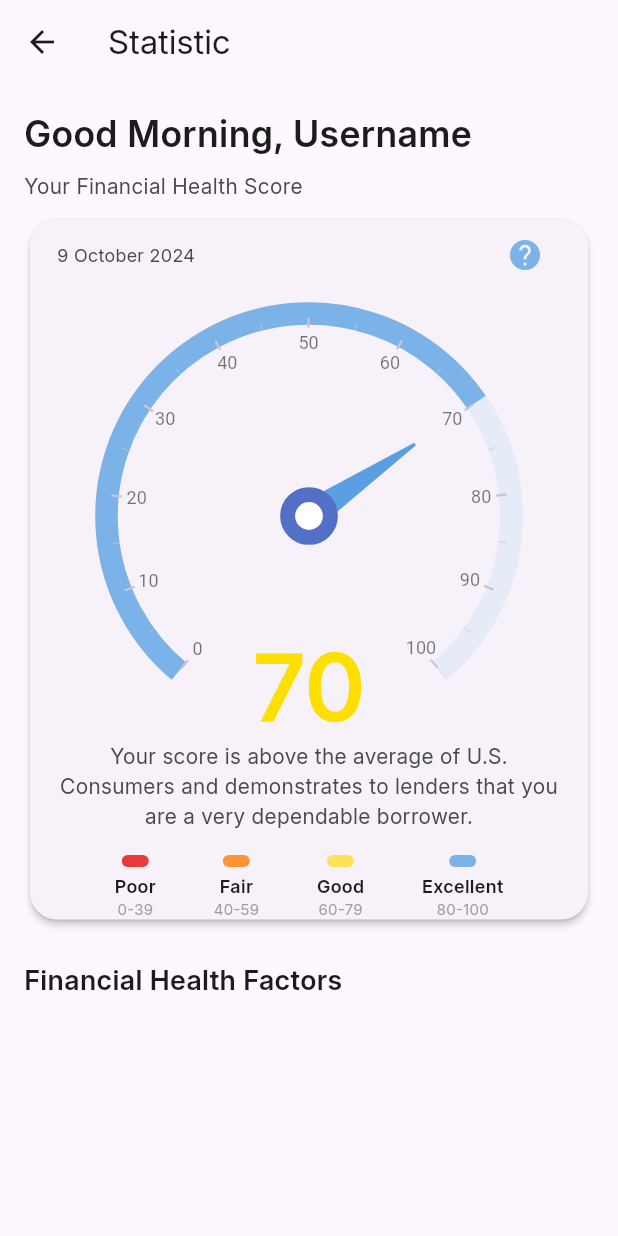
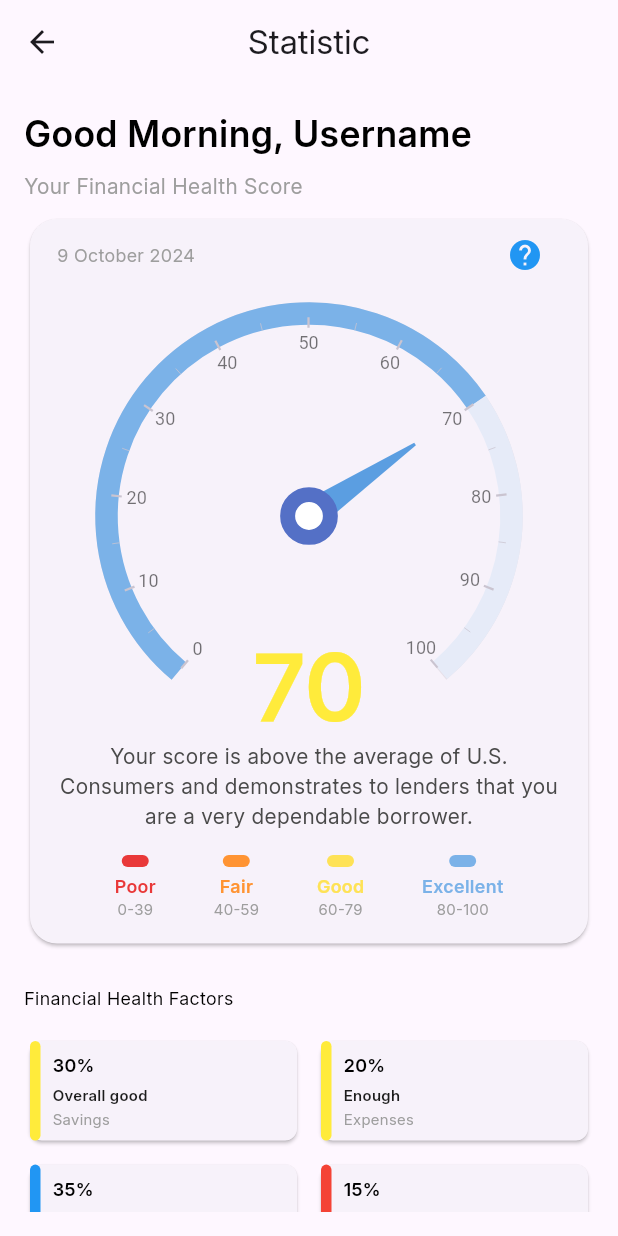
Before and after one commit to RivaldoPardede/Expenser-Mobile, a Flutter app: the StatisticPage screen opened directly, after a tap on the "help" icon, on a phone screen of 412 x 824 dp. Run offline on Flutter 3.47's test engine with Material 3 defaults, Android fonts, the phone set to English and light mode, and no system bars; drawn by our look-alikes of syncfusion_flutter_gauges; our stand-ins replace cloud_firestore, firebase_auth, firebase_core, fl_chart, flutter_svg, google_sign_in; missing offline and left inert: currency_picker, currency_textfield; accounts and stored records are empty; generated files the repository leaves out were written again.

Commit message:
feat: create earnings layout

```diff
--- a/lib/styles/color.dart
+++ b/lib/styles/color.dart
@@ -5,3 +5,4 @@ Color black = const Color(0xff1C1C1C);
 Color blue  = const Color(0xff4391DE);
 Color grey = const Color(0xff4A4A4A);
 Color white = const Color(0xffFFFFFF);
+Color yellow = const Color(0xfffedf00);
--- a/lib/views/statistic/statistic_page.dart
+++ b/lib/views/statistic/statistic_page.dart
@@ -1,7 +1,6 @@
+import 'package:final_project/views/statistic/widgets/financial_health_score.dart';
 import 'package:flutter/material.dart';
-import 'package:syncfusion_flutter_gauges/gauges.dart';
-
-import '../home/home_page.dart';
+import './widgets/financial_factor_card.dart';
 
 class StatisticPage extends StatefulWidget {
   const StatisticPage({super.key});
@@ -16,6 +15,7 @@ class _StatisticPageState extends State<StatisticPage> {
     return Scaffold(
       appBar: AppBar(
         title: const Text("Statistic"),
+        centerTitle: true,
         leading: IconButton(
           icon: const Icon(Icons.arrow_back),
           onPressed: () {
@@ -35,160 +35,55 @@ class _StatisticPageState extends State<StatisticPage> {
                   style: TextStyle(
                       fontSize: 24,
                       fontWeight: FontWeight.bold,
-                      color: Color(0xFF1C1C1C)
+                      color: Colors.black
                   ),
                 ),
                 const SizedBox(height: 8),
                 const Text(
                   "Your Financial Health Score",
-                  style: TextStyle(fontSize: 14, color: Color(0xFF4A4A4A)),
+                  style: TextStyle(fontSize: 14, color: Colors.grey),
                 ),
                 const SizedBox(height: 8),
-                _buildFinancialHealthScoreGauge(),
+                financialHealthScore(),
                 const SizedBox(height: 24),
                 const Text(
                   "Financial Health Factors",
-                  style: TextStyle(fontSize: 18, fontWeight: FontWeight.bold),
+                  style: TextStyle(fontSize: 12, color: Colors.black),
                 ),
-              ],
+                const SizedBox(height: 16),
+                financialFactorCard(),
+                const SizedBox(height: 16),
+                Padding(
+                  padding: const EdgeInsets.symmetric(
+                      horizontal: 16.0, vertical: 16.0),
+                  child: ElevatedButton(
+                    onPressed: () {
+                      // TODO: Implement financial history action
+                    },
+                    style: ElevatedButton.styleFrom(
+                      backgroundColor: const Color(0xFF4391DE),
+                      shape: RoundedRectangleBorder(
+                        borderRadius: BorderRadius.circular(34),
                       ),
-          )
+                      padding: const EdgeInsets.symmetric(vertical: 16),
                     ),
-      )
-    );
-  }
-
-  Widget _buildFinancialHealthScoreGauge() {
-    return Card(
-      shape: RoundedRectangleBorder(borderRadius: BorderRadius.circular(18)),
-      elevation: 2,
-      child: Padding(
-        padding: const EdgeInsets.symmetric(horizontal: 18.0),
-        child: Column(
-          children: [
-            Row(
-              mainAxisAlignment: MainAxisAlignment.spaceBetween,
-              children: [
-                const Text(
-                  "9 October 2024",
-                  style: TextStyle(fontSize: 12, color: Color(0xFF4A4A4A)),
-                ),
-                IconButton(
-                  icon: const Icon(Icons.help_outlined, color: Color(0xFF7BB2E8)),
-                  onPressed: () {
-                    // Implement help action
-                  },
-                ),
-              ],
-            ),
-            SizedBox(
-              width: 300,
-              height: 300,
-              child: SfRadialGauge(
-                axes: <RadialAxis>[
-                  RadialAxis(
-                    minimum: 0,
-                    maximum: 100.1,
-                    ranges: <GaugeRange>[
-                      GaugeRange(
-                        startValue: 0,
-                        endValue: 70,
-                        color: const Color(0xFF7BB2E8),
-                        startWidth: 15,
-                        endWidth: 15,
-                      ),
-                      GaugeRange(
-                        startValue: 70,
-                        endValue: 100,
-                        color: const Color(0xFFE6EBF8),
-                        startWidth: 15,
-                        endWidth: 15,
-                      ),
-                    ],
-                    pointers: const <GaugePointer>[
-                      NeedlePointer(
-                        value: 70, // Financial score
-                        needleColor: Color(0xFF5B9EE1),
-                        knobStyle: KnobStyle(
+                    child: const Center(
+                      child: Text(
+                        "Financial History",
+                        style: TextStyle(
+                          fontSize: 16,
+                          fontWeight: FontWeight.w600,
                           color: Colors.white,
-                          borderColor: Color(0xFF5470C6),
-                          borderWidth: 0.07,
-                          knobRadius: 0.1,
                         ),
                       ),
-                    ],
-                    annotations: const <GaugeAnnotation>[
-                      GaugeAnnotation(
-                        widget: Text(
-                          '70',
-                          style: TextStyle(
-                            fontSize: 62,
-                            fontWeight: FontWeight.bold,
-                            color: Color(0xFFFEDF00),
                     ),
-                        ),
-                        positionFactor: 0.8,
-                        angle: 90,
-                      ),
-                    ],
-                    showLabels: true,
-                    showTicks: true,
-                    labelOffset: 10,
-                    axisLabelStyle: const GaugeTextStyle(
-                      fontSize: 12,
-                      color: Colors.black54,
                   ),
                 ),
               ],
             ),
           ),
-            const Text(
-              "Your score is above the average of U.S. Consumers and demonstrates to lenders that you are a very dependable borrower.",
-              textAlign: TextAlign.center,
-              style: TextStyle(fontSize: 14, color: Color(0xFF4A4A4A)),
-            ),
-            const SizedBox(height: 16),
-            _buildScoreLegend(),
-          ],
         ),
       ),
     );
   }
-
-  Widget _buildScoreLegend() {
-    final legendItems = [
-      {"label": "Poor", "color": const Color(0xFFE93939), "range": "0-39"},
-      {"label": "Fair", "color": const Color(0xFFFF9433), "range": "40-59"},
-      {"label": "Good", "color": const Color(0xFFFEE256), "range": "60-79"},
-      {"label": "Excellent", "color": const Color(0xFF7BB2E8), "range": "80-100"},
-    ];
-
-    return Row(
-      mainAxisAlignment: MainAxisAlignment.spaceEvenly,
-      children: legendItems.map((item) {
-        return Column(
-          children: [
-            Container(
-              width: 18,
-              height: 8,
-              decoration: BoxDecoration(
-                color: item["color"] as Color,
-                shape: BoxShape.rectangle,
-                borderRadius: BorderRadius.circular(4),
-              ),
-            ),
-            const SizedBox(height: 4),
-            Text(
-              item["label"] as String,
-              style: const TextStyle(fontSize: 12, fontWeight: FontWeight.bold),
-            ),
-            Text(
-              item["range"] as String,
-              style: const TextStyle(fontSize: 10, color: Colors.grey),
-            ),
-          ],
-        );
-      }).toList(),
-    );
 }
-}
--- a/lib/views/statistic/widgets/financial_factor_card.dart
+++ b/lib/views/statistic/widgets/financial_factor_card.dart
@@ -0,0 +1,76 @@
+import 'package:flutter/material.dart';
+
+Widget financialFactorCard() {
+  final factors = [
+    {"label": "Savings", "percentage": "30%", "status": "Overall good", "color": Colors.yellow},
+    {"label": "Expenses", "percentage": "20%", "status": "Enough", "color": Colors.yellow},
+    {"label": "Investments", "percentage": "35%", "status": "So Good", "color": Colors.blue},
+    {"label": "Debt", "percentage": "15%", "status": "Needs Attention", "color": Colors.red},
+  ];
+
+  return GridView.builder(
+    shrinkWrap: true,
+    physics: const NeverScrollableScrollPhysics(),
+    gridDelegate: const SliverGridDelegateWithFixedCrossAxisCount(
+      crossAxisCount: 2,
+      childAspectRatio: 2.5,
+      crossAxisSpacing: 8,
+      mainAxisSpacing: 8,
+    ),
+    itemCount: factors.length,
+    itemBuilder: (context, index) {
+      final factor = factors[index];
+      return Card(
+        shape: RoundedRectangleBorder(borderRadius: BorderRadius.circular(8)),
+        child: Row(
+          children: [
+            Container(
+              width: 7,
+              height: double.infinity,
+              decoration: BoxDecoration(
+                color: factor["color"] as Color,
+                borderRadius: BorderRadius.circular(18),
+              ),
+            ),
+            Expanded(
+              child: Padding(
+                padding: const EdgeInsets.symmetric(horizontal: 8.0),
+                child: Column(
+                  mainAxisAlignment: MainAxisAlignment.center,
+                  crossAxisAlignment: CrossAxisAlignment.start,
+                  children: [
+                    Text(
+                      factor["percentage"] as String,
+                      style: const TextStyle(
+                        fontSize: 12,
+                        fontWeight: FontWeight.bold,
+                        color: Colors.black,
+                      ),
+                    ),
+                    const SizedBox(height: 4),
+                    Text(
+                      factor["status"] as String,
+                      style: const TextStyle(
+                        fontSize: 10,
+                        fontWeight: FontWeight.bold,
+                        color: Color(0xFF1C1C1C),
+                      ),
+                    ),
+                    const SizedBox(height: 2),
+                    Text(
+                      factor["label"] as String,
+                      style: const TextStyle(
+                        fontSize: 10,
+                        color: Colors.grey,
+                      ),
+                    ),
+                  ],
+                ),
+              ),
+            ),
+          ],
+        ),
+      );
+    },
+  );
+}
--- a/lib/views/statistic/widgets/financial_health_score.dart
+++ b/lib/views/statistic/widgets/financial_health_score.dart
@@ -0,0 +1,140 @@
+import 'package:flutter/material.dart';
+import 'package:syncfusion_flutter_gauges/gauges.dart';
+
+Widget financialHealthScore() {
+  return Card(
+    shape: RoundedRectangleBorder(borderRadius: BorderRadius.circular(18)),
+    child: Padding(
+      padding: const EdgeInsets.symmetric(horizontal: 18.0),
+      child: Column(
+        children: [
+          Row(
+            mainAxisAlignment: MainAxisAlignment.spaceBetween,
+            children: [
+              const Text(
+                "9 October 2024",
+                style: TextStyle(fontSize: 12, color: Colors.grey),
+              ),
+              IconButton(
+                icon: const Icon(Icons.help_outlined, color: Colors.blue),
+                onPressed: () {
+                  // Implement help action
+                },
+              ),
+            ],
+          ),
+          SizedBox(
+            width: 300,
+            height: 300,
+            child: SfRadialGauge(
+              axes: <RadialAxis>[
+                RadialAxis(
+                  minimum: 0,
+                  maximum: 100.1,
+                  ranges: <GaugeRange>[
+                    GaugeRange(
+                      startValue: 0,
+                      endValue: 70,
+                      color: const Color(0xFF7BB2E8),
+                      startWidth: 15,
+                      endWidth: 15,
+                    ),
+                    GaugeRange(
+                      startValue: 70,
+                      endValue: 100,
+                      color: const Color(0xFFE6EBF8),
+                      startWidth: 15,
+                      endWidth: 15,
+                    ),
+                  ],
+                  pointers: const <GaugePointer>[
+                    NeedlePointer(
+                      value: 70, // Financial score
+                      needleColor: Color(0xFF5B9EE1),
+                      knobStyle: KnobStyle(
+                        color: Colors.white,
+                        borderColor: Color(0xFF5470C6),
+                        borderWidth: 0.07,
+                        knobRadius: 0.1,
+                      ),
+                    ),
+                  ],
+                  annotations: const <GaugeAnnotation>[
+                    GaugeAnnotation(
+                      widget: Text(
+                        '70',
+                        style: TextStyle(
+                          fontSize: 62,
+                          fontWeight: FontWeight.bold,
+                          color: Colors.yellow,
+                        ),
+                      ),
+                      positionFactor: 0.8,
+                      angle: 90,
+                    ),
+                  ],
+                  showLabels: true,
+                  showTicks: true,
+                  labelOffset: 10,
+                  axisLabelStyle: const GaugeTextStyle(
+                    fontSize: 12,
+                    color: Colors.black54,
+                  ),
+                ),
+              ],
+            ),
+          ),
+          const Text(
+            "Your score is above the average of U.S. Consumers and demonstrates to lenders that you are a very dependable borrower.",
+            textAlign: TextAlign.center,
+            style: TextStyle(fontSize: 14, color: Color(0xFF4A4A4A)),
+          ),
+          const SizedBox(height: 16),
+          _buildScoreLegend(),
+          const SizedBox(height: 16),
+        ],
+      ),
+    ),
+  );
+}
+
+Widget _buildScoreLegend() {
+  final legendItems = [
+    {"label": "Poor", "color": const Color(0xFFE93939), "range": "0-39"},
+    {"label": "Fair", "color": const Color(0xFFFF9433), "range": "40-59"},
+    {"label": "Good", "color": const Color(0xFFFEE256), "range": "60-79"},
+    {"label": "Excellent", "color": const Color(0xFF7BB2E8), "range": "80-100"},
+  ];
+
+  return Row(
+    mainAxisAlignment: MainAxisAlignment.spaceEvenly,
+    children: legendItems.map((item) {
+      return Column(
+        children: [
+          Container(
+            width: 18,
+            height: 8,
+            decoration: BoxDecoration(
+              color: item["color"] as Color,
+              shape: BoxShape.rectangle,
+              borderRadius: BorderRadius.circular(4),
+            ),
+            alignment: Alignment.centerLeft,
+          ),
+          const SizedBox(height: 4),
+          Text(
+            item["label"] as String,
+            style: TextStyle(
+                fontSize: 12,
+                fontWeight: FontWeight.bold,
+                color: item["color"] as Color),
+          ),
+          Text(
+            item["range"] as String,
+            style: const TextStyle(fontSize: 10, color: Colors.grey),
+          ),
+        ],
+      );
+    }).toList(),
+  );
+}
```
Lines whose indentation alone changed are shown as unchanged.
